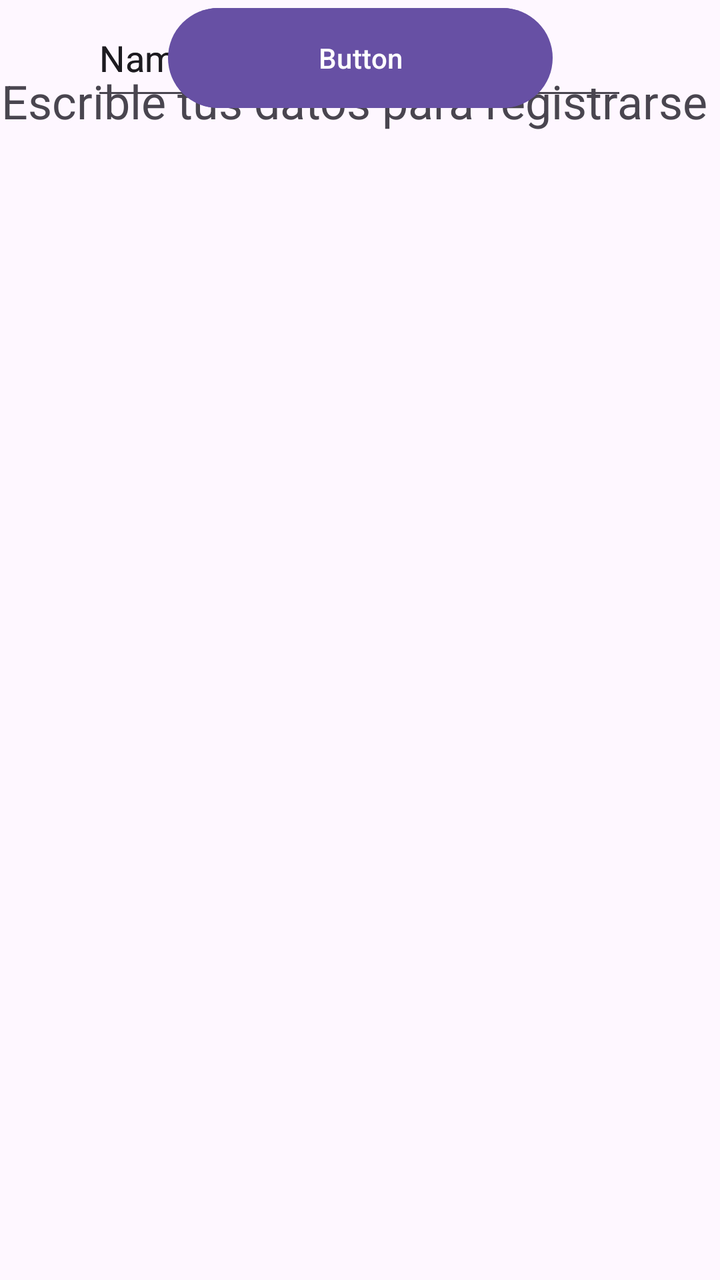
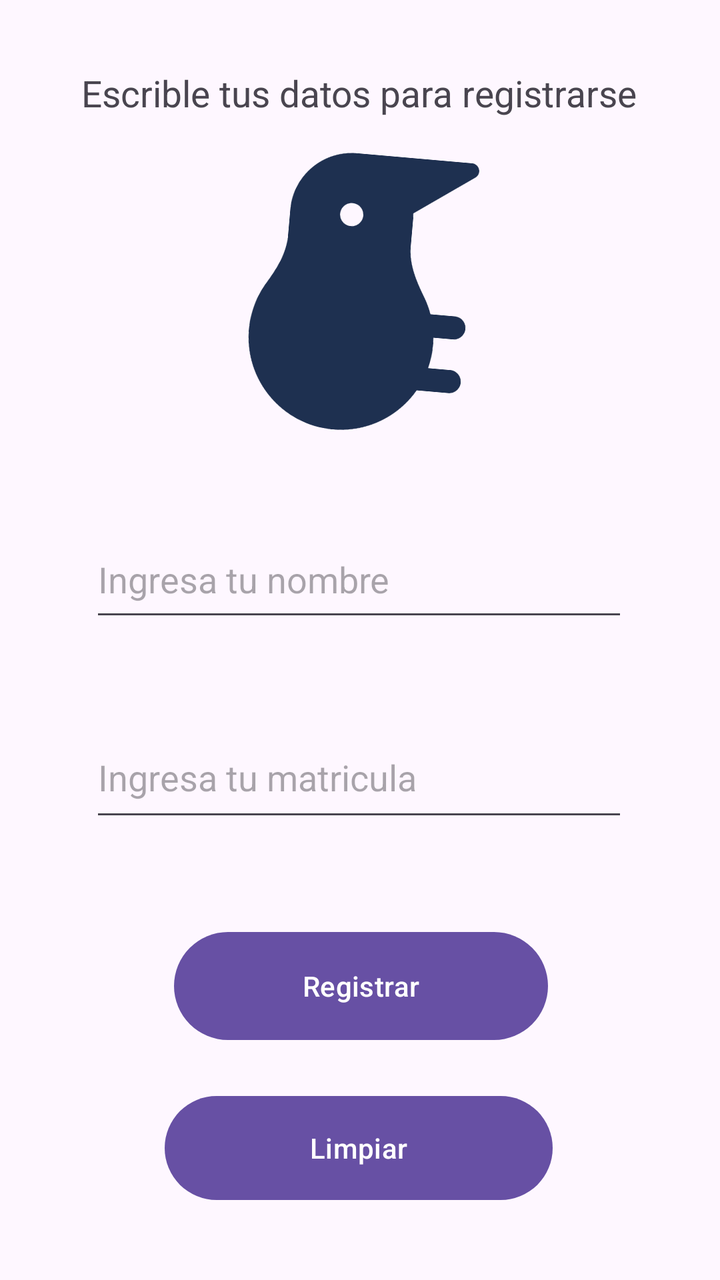

The first picture is an Android layout as it rendered before a commit; the second is the same layout after the commit. The layout source and the unified diff follow.
<!-- AndroidManifest.xml: application theme Theme.Practica1 -->
<!-- res/layout/activity_main.xml -->
<?xml version="1.0" encoding="utf-8"?>
<androidx.constraintlayout.widget.ConstraintLayout xmlns:android="http://schemas.android.com/apk/res/android"
    xmlns:app="http://schemas.android.com/apk/res-auto"
    xmlns:tools="http://schemas.android.com/tools"
    android:id="@+id/main"
    android:layout_width="match_parent"
    android:layout_height="match_parent"
    tools:context=".MainActivity">

    <TextView
        android:id="@+id/tvMensaje"
        android:layout_width="359dp"
        android:layout_height="45dp"
        android:text="Escrible tus datos para registrarse"
        app:autoSizeTextType="uniform"
        app:layout_constraintBottom_toBottomOf="parent"
        app:layout_constraintEnd_toEndOf="parent"
        app:layout_constraintStart_toStartOf="parent"
        app:layout_constraintTop_toTopOf="parent"
        app:layout_constraintVertical_bias="0.059" />

    <EditText
        android:id="@+id/editTextText"
        android:layout_width="268dp"
        android:layout_height="55dp"
        android:ems="10"
        android:inputType="text"
        android:text="Name"
        app:layout_constraintEnd_toEndOf="parent"
        app:layout_constraintHorizontal_bias="0.496"
        app:layout_constraintStart_toStartOf="parent"
        tools:layout_editor_absoluteY="299dp" />

    <EditText
        android:id="@+id/editTextText3"
        android:layout_width="268dp"
        android:layout_height="55dp"
        android:ems="10"
        android:inputType="text"
        android:text="Name"
        app:layout_constraintEnd_toEndOf="parent"
        app:layout_constraintHorizontal_bias="0.496"
        app:layout_constraintStart_toStartOf="parent"
        tools:layout_editor_absoluteY="396dp" />

    <Button
        android:id="@+id/button"
        android:layout_width="192dp"
        android:layout_height="58dp"
        android:text="Button"
        app:layout_constraintEnd_toEndOf="parent"
        app:layout_constraintStart_toStartOf="parent"
        tools:layout_editor_absoluteY="569dp" />

    <Button
        android:id="@+id/button2"
        android:layout_width="192dp"
        android:layout_height="58dp"
        android:text="Button"
        app:layout_constraintEnd_toEndOf="parent"
        app:layout_constraintHorizontal_bias="0.502"
        app:layout_constraintStart_toStartOf="parent"
        tools:layout_editor_absoluteY="496dp" />

    <androidx.constraintlayout.widget.Guideline
        android:id="@+id/guideline2"
        android:layout_width="wrap_content"
        android:layout_height="wrap_content" />

    <androidx.constraintlayout.widget.Barrier android:layout_width="wrap_content"
        android:layout_height="wrap_content" />

    <ProgressBar
        android:id="@+id/progressBar"
        style="?android:attr/progressBarStyle"
        android:layout_width="132dp"
        android:layout_height="81dp"
        app:layout_constraintBottom_toBottomOf="parent"
        app:layout_constraintEnd_toEndOf="parent"
        app:layout_constraintHorizontal_bias="0.498"
        app:layout_constraintStart_toStartOf="parent"
        app:layout_constraintTop_toTopOf="parent" />
</androidx.constraintlayout.widget.ConstraintLayout>
<!-- resources referenced by this layout -->
<resources>
  <style name="Theme.Practica1" parent="Base.Theme.Practica1" />
  <style name="Base.Theme.Practica1" parent="Theme.Material3.DayNight.NoActionBar">
          
          
      </style>
</resources>

<!-- the commit's change to res/layout/activity_main.xml (unified diff, before → after) -->
@@ -9,75 +9,100 @@
 
     <TextView
         android:id="@+id/tvMensaje"
-        android:layout_width="359dp"
-        android:layout_height="45dp"
+        android:layout_width="279dp"
+        android:layout_height="0dp"
+        android:layout_marginTop="34dp"
+        android:layout_marginBottom="394dp"
         android:text="Escrible tus datos para registrarse"
         app:autoSizeTextType="uniform"
-        app:layout_constraintBottom_toBottomOf="parent"
+        app:layout_constraintBottom_toTopOf="@+id/btnRegistrar"
         app:layout_constraintEnd_toEndOf="parent"
+        app:layout_constraintHorizontal_bias="0.5"
         app:layout_constraintStart_toStartOf="parent"
         app:layout_constraintTop_toTopOf="parent"
         app:layout_constraintVertical_bias="0.059" />
 
     <EditText
-        android:id="@+id/editTextText"
-        android:layout_width="268dp"
+        android:id="@+id/etxtNombre"
+        android:layout_width="269dp"
         android:layout_height="55dp"
+        android:layout_marginBottom="42dp"
         android:ems="10"
+        android:hint="Ingresa tu nombre"
         android:inputType="text"
-        android:text="Name"
+        app:layout_constraintBottom_toTopOf="@+id/etxtMatricula"
         app:layout_constraintEnd_toEndOf="parent"
         app:layout_constraintHorizontal_bias="0.496"
         app:layout_constraintStart_toStartOf="parent"
-        tools:layout_editor_absoluteY="299dp" />
+        app:layout_constraintTop_toBottomOf="@+id/ivLogo" />
 
     <EditText
-        android:id="@+id/editTextText3"
-        android:layout_width="268dp"
-        android:layout_height="55dp"
+        android:id="@+id/etxtMatricula"
+        android:layout_width="269dp"
+        android:layout_height="57dp"
+        android:layout_marginBottom="45dp"
         android:ems="10"
+        android:hint="Ingresa tu matricula"
         android:inputType="text"
-        android:text="Name"
+        app:layout_constraintBottom_toTopOf="@+id/btnRegistrar"
         app:layout_constraintEnd_toEndOf="parent"
         app:layout_constraintHorizontal_bias="0.496"
         app:layout_constraintStart_toStartOf="parent"
-        tools:layout_editor_absoluteY="396dp" />
+        app:layout_constraintTop_toBottomOf="@+id/etxtNombre" />
 
     <Button
-        android:id="@+id/button"
-        android:layout_width="192dp"
-        android:layout_height="58dp"
-        android:text="Button"
+        android:id="@+id/btnLimpiar"
+        android:layout_width="194dp"
+        android:layout_height="60dp"
+        android:layout_marginTop="20dp"
+        android:text="Limpiar"
         app:layout_constraintEnd_toEndOf="parent"
+        app:layout_constraintHorizontal_bias="0.496"
         app:layout_constraintStart_toStartOf="parent"
-        tools:layout_editor_absoluteY="569dp" />
+        app:layout_constraintTop_toBottomOf="@+id/btnRegistrar" />
 
     <Button
-        android:id="@+id/button2"
-        android:layout_width="192dp"
-        android:layout_height="58dp"
-        android:text="Button"
+        android:id="@+id/btnRegistrar"
+        android:layout_width="187dp"
+        android:layout_height="62dp"
+        android:layout_marginBottom="116dp"
+        android:text="Registrar"
+        app:layout_constraintBottom_toBottomOf="parent"
         app:layout_constraintEnd_toEndOf="parent"
         app:layout_constraintHorizontal_bias="0.502"
         app:layout_constraintStart_toStartOf="parent"
-        tools:layout_editor_absoluteY="496dp" />
+        app:layout_constraintTop_toBottomOf="@+id/tvMensaje" />
 
     <androidx.constraintlayout.widget.Guideline
         android:id="@+id/guideline2"
         android:layout_width="wrap_content"
         android:layout_height="wrap_content" />
 
-    <androidx.constraintlayout.widget.Barrier android:layout_width="wrap_content"
+    <androidx.constraintlayout.widget.Barrier
+        android:layout_width="wrap_content"
         android:layout_height="wrap_content" />
 
     <ProgressBar
-        android:id="@+id/progressBar"
+        android:id="@+id/pbCarga"
         style="?android:attr/progressBarStyle"
         android:layout_width="132dp"
         android:layout_height="81dp"
+        android:visibility="gone"
         app:layout_constraintBottom_toBottomOf="parent"
         app:layout_constraintEnd_toEndOf="parent"
         app:layout_constraintHorizontal_bias="0.498"
         app:layout_constraintStart_toStartOf="parent"
         app:layout_constraintTop_toTopOf="parent" />
+
+    <ImageView
+        android:id="@+id/ivLogo"
+        android:layout_width="261dp"
+        android:layout_height="154dp"
+        android:layout_marginBottom="36dp"
+        android:rotation="-85"
+        app:layout_constraintBottom_toTopOf="@+id/etxtNombre"
+        app:layout_constraintEnd_toEndOf="parent"
+        app:layout_constraintStart_toStartOf="parent"
+        app:layout_constraintTop_toBottomOf="@+id/tvMensaje"
+        app:srcCompat="@drawable/kiwi" />
 </androidx.constraintlayout.widget.ConstraintLayout>
<!-- resource entries referenced after the edit -->
@@ -1,5 +1,6 @@
 <!-- resources referenced by this layout -->
 <resources>
+  <!-- drawable kiwi: png bitmap (drawable, 22584 bytes) -->
   <style name="Theme.Practica1" parent="Base.Theme.Practica1" />
   <style name="Base.Theme.Practica1" parent="Theme.Material3.DayNight.NoActionBar">
           
